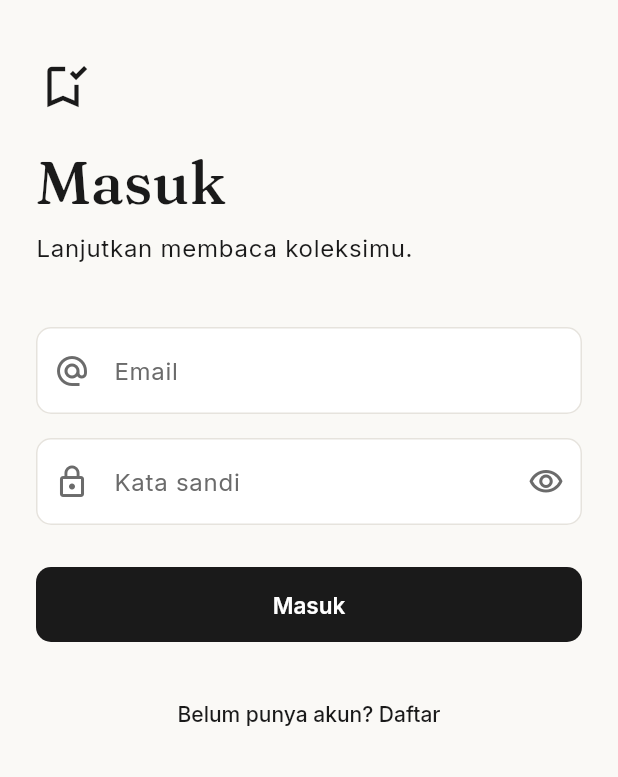
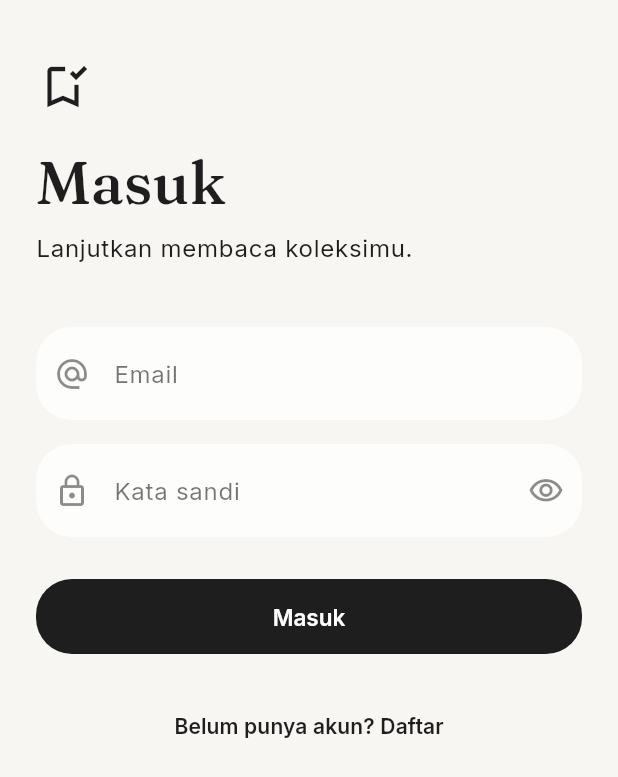
Before and after one commit to Radiedtya/readlater-blog, a Flutter app: the screen it shows after launch, on a phone screen of 412 x 824 dp. Shown: the top 777 px of the screen. Run offline on Flutter 3.47's test engine with Material 3 defaults, Android fonts, the phone set to English and light mode, and no system bars; our stand-ins replace google_fonts, shared_preferences.

Commit message:
feat: update ui v1

```diff
--- a/flutter_ui/lib/main.dart
+++ b/flutter_ui/lib/main.dart
@@ -21,26 +21,19 @@ class ReadLaterApp extends StatelessWidget {
 }
 
 ThemeData _buildTheme() {
-  const background = Color(0xFFFAF9F6); // warm paper
-  const surface = Color(0xFFFFFFFF);
-  const onSurface = Color(0xFF1A1A1A);
-  const onSurfaceVariant = Color(0xFF6B6B6B);
-  const outlineVariant = Color(0xFFE6E3DD);
-  const surfaceHighest = Color(0xFFF1EFEA);
-  const accent = Color(0xFF1A1A1A);
-  const error = Color(0xFFB3261E);
+  const primaryColor = Color(0xFF1E1E1E);
+  const surfaceColor = Colors.white;
+  const backgroundColor = Color(0xFFF7F6F2);
+  const errorColor = Color(0xFFE57373);
 
   const colorScheme = ColorScheme.light(
-    primary: accent,
+    primary: primaryColor,
     onPrimary: Colors.white,
-    secondary: onSurfaceVariant,
-    onSecondary: Colors.white,
-    surface: surface,
-    onSurface: onSurface,
-    surfaceContainerHighest: surfaceHighest,
-    outline: Color(0xFFD6D2CA),
-    outlineVariant: outlineVariant,
-    error: error,
+    surface: surfaceColor,
+    onSurface: primaryColor,
+    surfaceContainerHighest: Color(0xFFF0EFEA),
+    outlineVariant: Color(0xFFEEEEEE),
+    error: errorColor,
     onError: Colors.white,
   );
 
@@ -49,122 +42,91 @@ ThemeData _buildTheme() {
   return ThemeData(
     useMaterial3: true,
     colorScheme: colorScheme,
-    scaffoldBackgroundColor: background,
+    scaffoldBackgroundColor: backgroundColor,
     textTheme: base.copyWith(
       displayLarge: GoogleFonts.fraunces(
-          fontSize: 56, fontWeight: FontWeight.w500, color: onSurface, height: 1.05),
+          fontSize: 56, fontWeight: FontWeight.w500, color: primaryColor, height: 1.05),
       displayMedium: GoogleFonts.fraunces(
-          fontSize: 40, fontWeight: FontWeight.w500, color: onSurface, height: 1.1),
+          fontSize: 40, fontWeight: FontWeight.w500, color: primaryColor, height: 1.1),
       displaySmall: GoogleFonts.fraunces(
-          fontSize: 32, fontWeight: FontWeight.w500, color: onSurface, height: 1.15),
+          fontSize: 32, fontWeight: FontWeight.w500, color: primaryColor, height: 1.15),
       headlineMedium: GoogleFonts.fraunces(
-          fontSize: 26, fontWeight: FontWeight.w500, color: onSurface),
+          fontSize: 26, fontWeight: FontWeight.w500, color: primaryColor),
       titleLarge: GoogleFonts.inter(
-          fontSize: 18, fontWeight: FontWeight.w600, color: onSurface),
+          fontSize: 18, fontWeight: FontWeight.w600, color: primaryColor),
       titleMedium: GoogleFonts.inter(
-          fontSize: 16, fontWeight: FontWeight.w600, color: onSurface),
+          fontSize: 16, fontWeight: FontWeight.w600, color: primaryColor),
       titleSmall: GoogleFonts.inter(
-          fontSize: 14, fontWeight: FontWeight.w600, color: onSurface),
+          fontSize: 14, fontWeight: FontWeight.w600, color: primaryColor),
       bodyLarge: GoogleFonts.inter(
-          fontSize: 16, fontWeight: FontWeight.w400, color: onSurface, height: 1.6),
+          fontSize: 16, fontWeight: FontWeight.w400, color: primaryColor, height: 1.6),
       bodyMedium: GoogleFonts.inter(
-          fontSize: 14, fontWeight: FontWeight.w400, color: onSurface, height: 1.5),
+          fontSize: 14, fontWeight: FontWeight.w400, color: primaryColor, height: 1.5),
       bodySmall: GoogleFonts.inter(
-          fontSize: 12, fontWeight: FontWeight.w400, color: onSurfaceVariant, height: 1.4),
+          fontSize: 12, fontWeight: FontWeight.w400, color: Colors.black54, height: 1.4),
       labelLarge: GoogleFonts.inter(
-          fontSize: 14, fontWeight: FontWeight.w600, color: onSurface),
-      labelSmall: GoogleFonts.inter(
-          fontSize: 11, fontWeight: FontWeight.w600, color: onSurfaceVariant, letterSpacing: 0.4),
+          fontSize: 14, fontWeight: FontWeight.w600, color: primaryColor),
     ),
-    appBarTheme: AppBarTheme(
-      backgroundColor: background,
-      foregroundColor: onSurface,
+    appBarTheme: const AppBarTheme(
+      backgroundColor: Colors.transparent,
+      foregroundColor: primaryColor,
       elevation: 0,
       scrolledUnderElevation: 0,
-      titleTextStyle: GoogleFonts.inter(
-          fontSize: 16, fontWeight: FontWeight.w600, color: onSurface),
+      centerTitle: false,
     ),
     inputDecorationTheme: InputDecorationTheme(
       filled: true,
-      fillColor: surface,
-      contentPadding: const EdgeInsets.symmetric(horizontal: 16, vertical: 16),
+      fillColor: Colors.white.withOpacity(0.8),
+      contentPadding: const EdgeInsets.symmetric(horizontal: 20, vertical: 18),
       border: OutlineInputBorder(
-        borderRadius: BorderRadius.circular(10),
-        borderSide: const BorderSide(color: outlineVariant),
+        borderRadius: BorderRadius.circular(24), // Lebih membulat
+        borderSide: BorderSide.none, // Tanpa garis luar
       ),
       enabledBorder: OutlineInputBorder(
-        borderRadius: BorderRadius.circular(10),
-        borderSide: const BorderSide(color: outlineVariant),
+        borderRadius: BorderRadius.circular(24),
+        borderSide: BorderSide.none,
       ),
       focusedBorder: OutlineInputBorder(
-        borderRadius: BorderRadius.circular(10),
-        borderSide: const BorderSide(color: onSurface, width: 1.4),
+        borderRadius: BorderRadius.circular(24),
+        borderSide: const BorderSide(color: primaryColor, width: 1.5),
       ),
       errorBorder: OutlineInputBorder(
-        borderRadius: BorderRadius.circular(10),
-        borderSide: const BorderSide(color: error),
+        borderRadius: BorderRadius.circular(24),
+        borderSide: const BorderSide(color: errorColor),
       ),
       focusedErrorBorder: OutlineInputBorder(
-        borderRadius: BorderRadius.circular(10),
-        borderSide: const BorderSide(color: error, width: 1.4),
+        borderRadius: BorderRadius.circular(24),
+        borderSide: const BorderSide(color: errorColor, width: 1.5),
       ),
-      labelStyle: GoogleFonts.inter(color: onSurfaceVariant),
-      floatingLabelStyle: GoogleFonts.inter(color: onSurface),
-      hintStyle: GoogleFonts.inter(color: onSurfaceVariant),
-      prefixIconColor: onSurfaceVariant,
-      suffixIconColor: onSurfaceVariant,
+      labelStyle: GoogleFonts.inter(color: Colors.black54),
+      floatingLabelStyle: GoogleFonts.inter(color: primaryColor),
+      hintStyle: GoogleFonts.inter(color: Colors.black38),
+      prefixIconColor: Colors.black45,
+      suffixIconColor: Colors.black45,
     ),
     filledButtonTheme: FilledButtonThemeData(
       style: FilledButton.styleFrom(
-        backgroundColor: accent,
+        backgroundColor: primaryColor,
         foregroundColor: Colors.white,
         textStyle: GoogleFonts.inter(fontWeight: FontWeight.w600, fontSize: 15),
-        shape: RoundedRectangleBorder(borderRadius: BorderRadius.circular(10)),
+        shape: RoundedRectangleBorder(borderRadius: BorderRadius.circular(24)),
+        padding: const EdgeInsets.symmetric(vertical: 16),
       ),
     ),
     outlinedButtonTheme: OutlinedButtonThemeData(
       style: OutlinedButton.styleFrom(
-        foregroundColor: onSurface,
+        foregroundColor: primaryColor,
         textStyle: GoogleFonts.inter(fontWeight: FontWeight.w600, fontSize: 15),
-        side: const BorderSide(color: outlineVariant),
-        shape: RoundedRectangleBorder(borderRadius: BorderRadius.circular(10)),
+        side: const BorderSide(color: Color(0xFFE0E0E0)),
+        shape: RoundedRectangleBorder(borderRadius: BorderRadius.circular(24)),
+        padding: const EdgeInsets.symmetric(vertical: 16),
       ),
     ),
-    textButtonTheme: TextButtonThemeData(
-      style: TextButton.styleFrom(
-        foregroundColor: onSurface,
-        textStyle: GoogleFonts.inter(fontWeight: FontWeight.w500, fontSize: 14),
-      ),
-    ),
-    dividerTheme: const DividerThemeData(
-      color: outlineVariant, thickness: 1, space: 1,
-    ),
-    navigationBarTheme: NavigationBarThemeData(
-      backgroundColor: surface,
-      indicatorColor: surfaceHighest,
-      elevation: 0,
-      labelTextStyle: WidgetStateProperty.all(
-        GoogleFonts.inter(fontSize: 12, fontWeight: FontWeight.w500),
-      ),
-      iconTheme: WidgetStateProperty.resolveWith((states) {
-        final selected = states.contains(WidgetState.selected);
-        return IconThemeData(
-          color: selected ? onSurface : onSurfaceVariant,
-          size: 22,
-        );
-      }),
-    ),
-    floatingActionButtonTheme: const FloatingActionButtonThemeData(
-      backgroundColor: accent,
-      foregroundColor: Colors.white,
-      elevation: 0,
-      highlightElevation: 0,
-    ),
     snackBarTheme: SnackBarThemeData(
-      backgroundColor: onSurface,
+      backgroundColor: primaryColor,
       contentTextStyle: GoogleFonts.inter(color: Colors.white),
       behavior: SnackBarBehavior.floating,
-      shape: RoundedRectangleBorder(borderRadius: BorderRadius.circular(10)),
+      shape: RoundedRectangleBorder(borderRadius: BorderRadius.circular(16)),
     ),
   );
 }
```
Also changed, not shown: flutter_ui/lib/screens/bookmarks_screen.dart (+64 -50 lines), flutter_ui/lib/screens/explore_screen.dart (+61 -84 lines), flutter_ui/lib/screens/home_screen.dart (+34 -24 lines), flutter_ui/lib/widgets/custom_bottom_nav.dart (added, +134 -0 lines).
